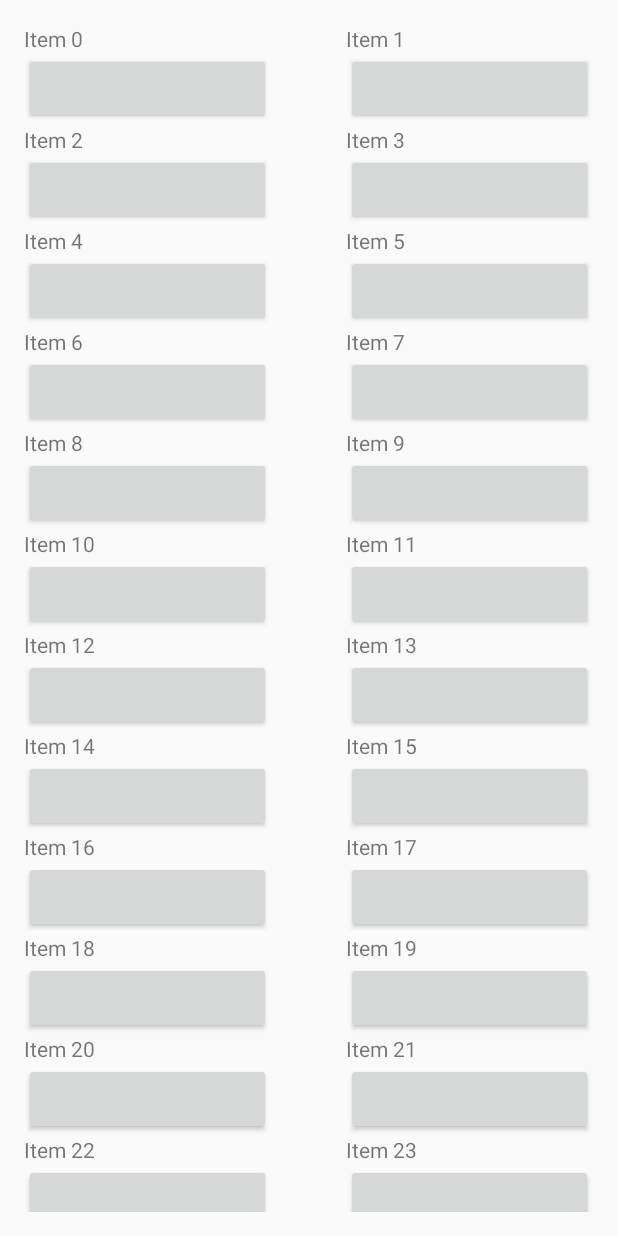
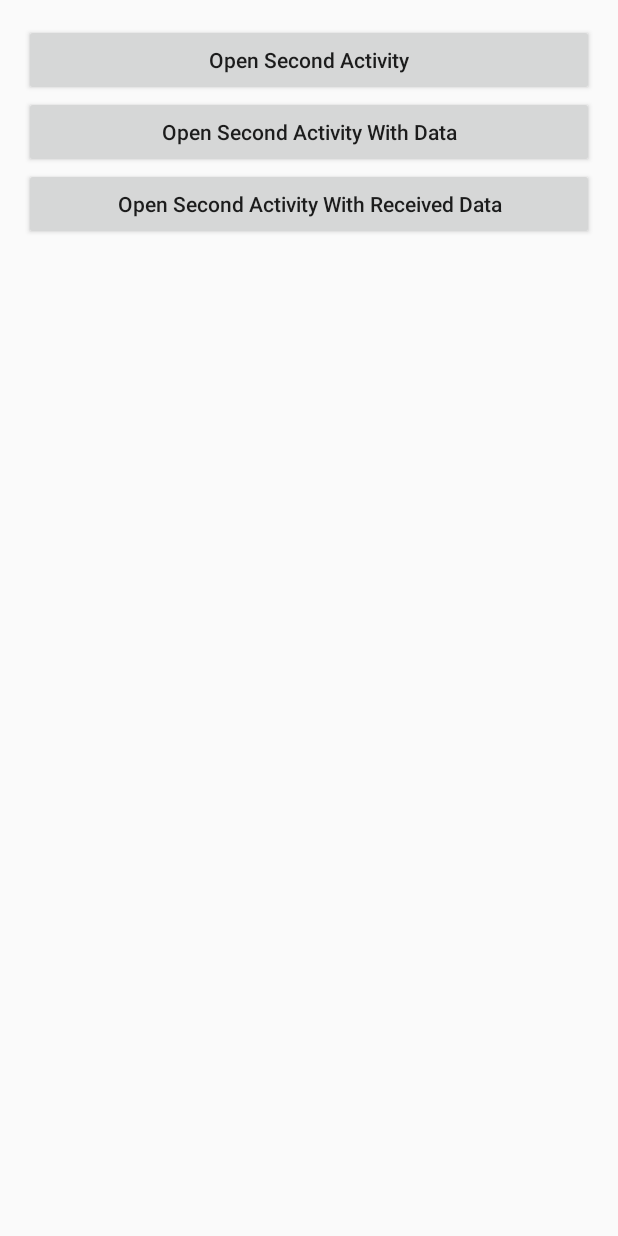
Before and after one commit to ngocmanh92/LoginScreen, an Android app: the screen it shows after launch (GridViewActivity before the commit, FirstActivity after it), on a phone screen of 412 x 824 dp. Run offline under Robolectric (Android 15) with nearby library versions, the phone set to English and light mode, and no system bars.

Commit message:
transfer data between 2 activities

```diff
--- /dev/null
+++ b/app/src/main/java/com/example/myapplication/FirstActivity.java
@@ -0,0 +1,108 @@
+package com.example.myapplication;
+
+import android.content.Intent;
+import android.support.v7.app.ActionBarActivity;
+import android.os.Bundle;
+import android.view.Menu;
+import android.view.MenuItem;
+import android.view.View;
+import android.widget.Button;
+
+import java.io.Serializable;
+
+
+public class FirstActivity extends ActionBarActivity {
+
+    public static final String PARAM_MESSAGE = "message";
+
+    @Override
+    protected void onCreate(Bundle savedInstanceState) {
+        super.onCreate(savedInstanceState);
+        setContentView(R.layout.activity_first);
+        Button button = (Button) findViewById(R.id.button_open_second_activity);
+        button.setOnClickListener(new View.OnClickListener() {
+            @Override
+            public void onClick(View view) {
+                openSecondActivity();
+            }
+        });
+
+        Button withDataButton = (Button)findViewById(R.id.button_open_second_activity_with_data);
+        withDataButton.setOnClickListener(new View.OnClickListener() {
+            @Override
+            public void onClick(View view) {
+                openActivityWithData("Data from first Activity");
+            }
+        });
+
+        Button withReceivedDataButton = (Button)findViewById(R.id.button_open_second_activity_with_received_data);
+        withReceivedDataButton.setOnClickListener(new View.OnClickListener() {
+            @Override
+            public void onClick(View view) {
+                openActivityWithReceiveData("This is message from first activity");
+            }
+        });
+    }
+
+    private static final int REQUEST_CODE = 10;
+    private void openActivityWithReceiveData(String receivedMsg){
+        Intent intent = new Intent(this, SecondActivity.class);
+        intent.putExtra(PARAM_MESSAGE, receivedMsg);
+        startActivityForResult(intent, REQUEST_CODE);
+    }
+
+    @Override
+    protected void onActivityResult(int requestCode, int resultCode, Intent data) {
+        super.onActivityResult(requestCode, resultCode, data);
+        if(requestCode == REQUEST_CODE && resultCode == RESULT_OK){
+            Button withReceivedDataButton = (Button)findViewById(R.id.button_open_second_activity_with_received_data);
+            withReceivedDataButton.setText(data.getStringExtra("msg"));
+        }
+    }
+
+
+    //ham nay dung de mo activity
+    private void openSecondActivity(){
+        Intent intent = new Intent(this,SecondActivity.class);
+        startActivity(intent);
+    }
+
+    private void openActivityWithData(String msg){
+        Intent intent = new Intent(this,SecondActivity.class);
+        intent.putExtra(PARAM_MESSAGE, msg);
+
+        MyObject object = new MyObject();
+        object.name = "My object name";
+        intent.putExtra("obj", object);
+
+        startActivity(intent);
+    }
+
+
+
+    public static class MyObject implements Serializable{
+        public String name;
+    }
+
+    @Override
+    public boolean onCreateOptionsMenu(Menu menu) {
+        // Inflate the menu; this adds items to the action bar if it is present.
+        getMenuInflater().inflate(R.menu.menu_first, menu);
+        return true;
+    }
+
+    @Override
+    public boolean onOptionsItemSelected(MenuItem item) {
+        // Handle action bar item clicks here. The action bar will
+        // automatically handle clicks on the Home/Up button, so long
+        // as you specify a parent activity in AndroidManifest.xml.
+        int id = item.getItemId();
+
+        //noinspection SimplifiableIfStatement
+        if (id == R.id.action_settings) {
+            return true;
+        }
+
+        return super.onOptionsItemSelected(item);
+    }
+}
--- /dev/null
+++ b/app/src/main/res/layout/activity_first.xml
@@ -0,0 +1,32 @@
+<LinearLayout xmlns:android="http://schemas.android.com/apk/res/android"
+    xmlns:tools="http://schemas.android.com/tools"
+    android:orientation="vertical"
+    android:layout_width="match_parent"
+    android:layout_height="match_parent"
+    android:paddingBottom="@dimen/activity_vertical_margin"
+    android:paddingLeft="@dimen/activity_horizontal_margin"
+    android:paddingRight="@dimen/activity_horizontal_margin"
+    android:paddingTop="@dimen/activity_vertical_margin"
+    tools:context="com.example.myapplication.FirstActivity">
+
+    <Button
+        android:id="@+id/button_open_second_activity"
+        android:layout_width="match_parent"
+        android:layout_height="wrap_content"
+        android:textAllCaps="false"
+        android:text="Open Second Activity" />
+
+    <Button
+        android:id="@+id/button_open_second_activity_with_data"
+        android:layout_width="match_parent"
+        android:layout_height="wrap_content"
+        android:textAllCaps="false"
+        android:text="Open Second Activity With Data" />
+
+    <Button
+        android:id="@+id/button_open_second_activity_with_received_data"
+        android:layout_width="match_parent"
+        android:layout_height="wrap_content"
+        android:textAllCaps="false"
+        android:text="Open Second Activity With Received Data" />
+</LinearLayout>
--- /dev/null
+++ b/app/src/main/res/menu/menu_first.xml
@@ -0,0 +1,7 @@
+<menu xmlns:android="http://schemas.android.com/apk/res/android"
+    xmlns:app="http://schemas.android.com/apk/res-auto"
+    xmlns:tools="http://schemas.android.com/tools"
+    tools:context="com.example.myapplication.FirstActivity">
+    <item android:id="@+id/action_settings" android:title="@string/action_settings"
+        android:orderInCategory="100" app:showAsAction="never" />
+</menu>
--- a/app/src/main/res/values/strings.xml
+++ b/app/src/main/res/values/strings.xml
@@ -11,4 +11,6 @@
     <string name="title_activity_slowly">SlowlyActivity</string>
     <string name="title_activity_grid_view">GridViewActivity</string>
     <string name="title_activity_events">EventsActivity</string>
+    <string name="title_activity_first">FirstActivity</string>
+    <string name="title_activity_second">SecondActivity</string>
 </resources>
```
Also changed, not shown: app/src/main/AndroidManifest.xml (+11 -4 lines), app/src/main/java/com/example/myapplication/SecondActivity.java (added, +74 -0 lines), app/src/main/res/layout/activity_second.xml (added, +24 -0 lines), app/src/main/res/menu/menu_second.xml (added, +7 -0 lines).
